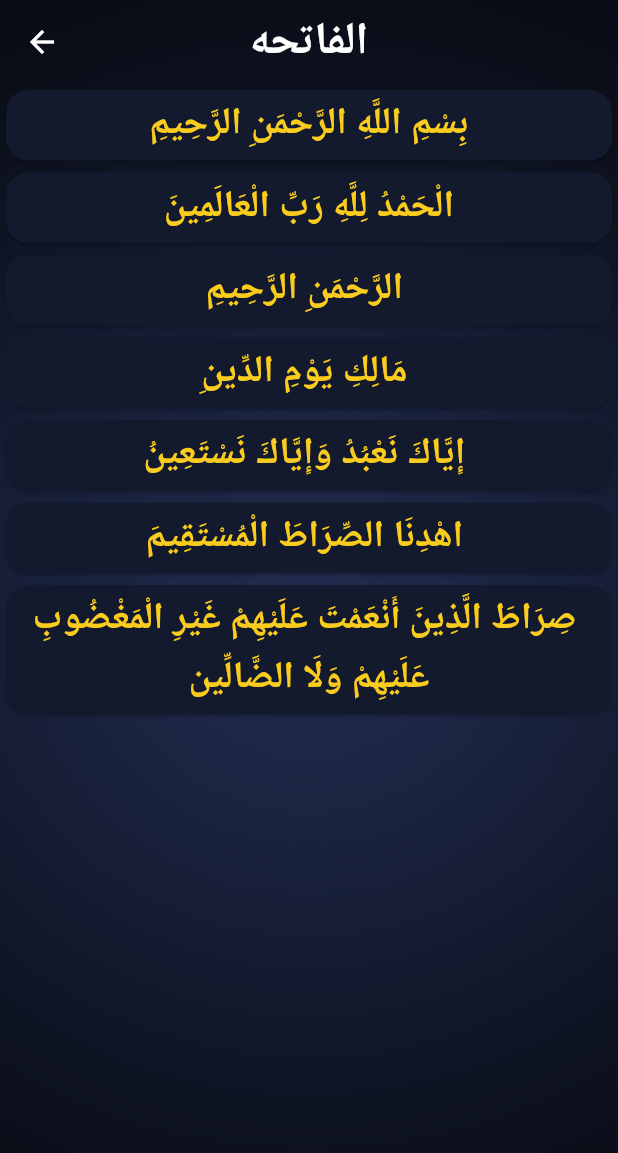
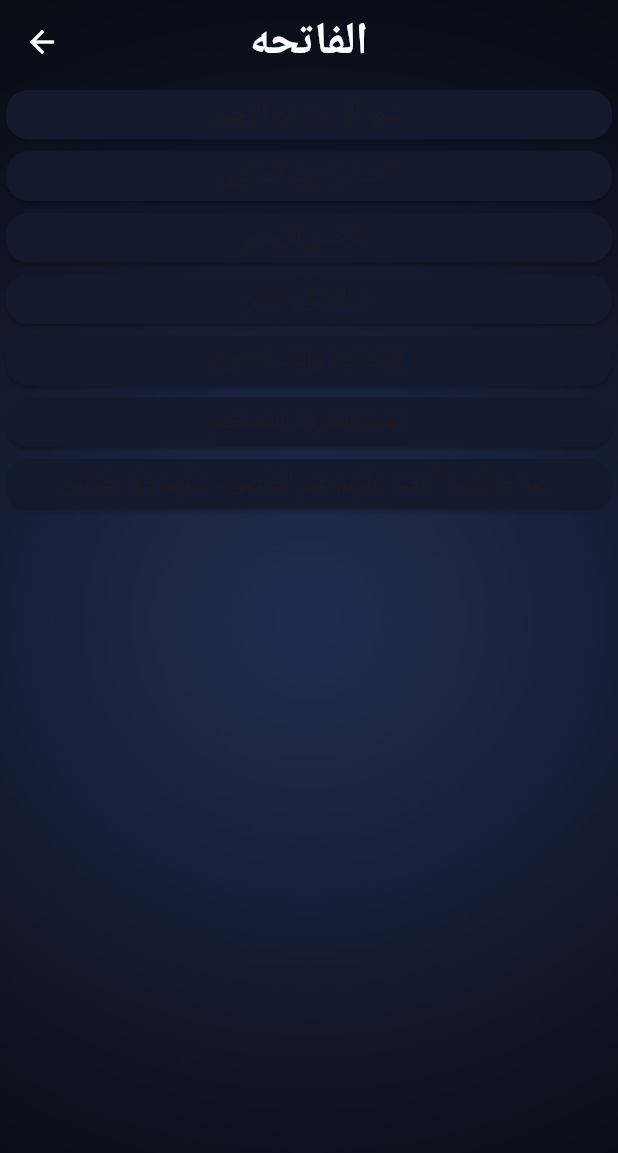
Before and after one commit to osos2511/quran_app, a Flutter app: the screen it shows after launch, after a tap on "الفاتحه", on a phone screen of 412 x 824 dp. Shown: the top 1153 px of the screen. Run offline on Flutter 3.47's test engine with Material 3 defaults, Android fonts, the phone set to English and light mode, and no system bars.

Commit message:
+ edit of theme

```diff
--- a/lib/config/theme/my_theme.dart
+++ b/lib/config/theme/my_theme.dart
@@ -32,8 +32,6 @@ class MyTheme {
       ),
     ),
     textTheme: const TextTheme(
-      bodyLarge: TextStyle(
-          fontWeight: FontWeight.w600, fontSize: 25, color: Colors.black),
       titleSmall: TextStyle(
         fontWeight: FontWeight.w400,
         fontSize: 25,
@@ -88,10 +86,6 @@ class MyTheme {
       ),
     ),
     textTheme: const TextTheme(
-      bodyLarge: TextStyle(
-          fontWeight: FontWeight.w600,
-          fontSize: 25,
-          color: ColorsManager.yellowColor),
       titleSmall: TextStyle(
         fontWeight: FontWeight.w400,
         fontSize: 25,
```
